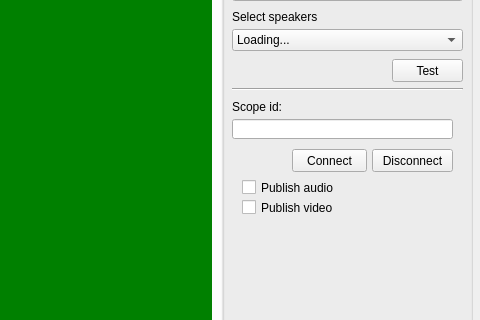
Above: cdo_sample_app/cdosampleappwindow.ui from cloudeolive/cdo_sdk_c_examples before the change; both pictures show x 608 to 1088 and y 147 to 467 of the 1088 by 564 pixel window. Below: the same form after it.
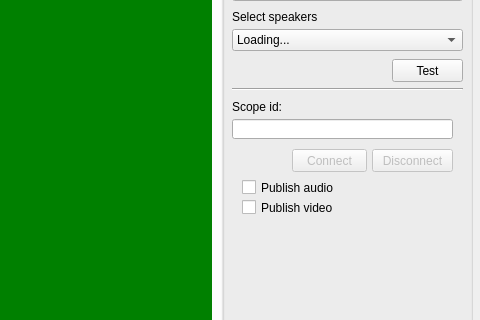
That is the form after the change. Custom widgets are drawn as their Qt base class.

Patch:
```diff
--- a/cdo_sample_app/cdosampleappwindow.ui
+++ b/cdo_sample_app/cdosampleappwindow.ui
@@ -202,6 +202,9 @@
      </property>
     </widget>
     <widget class="QPushButton" name="connectBtn">
+     <property name="enabled">
+      <bool>false</bool>
+     </property>
      <property name="geometry">
       <rect>
        <x>70</x>
@@ -215,6 +218,9 @@
      </property>
     </widget>
     <widget class="QPushButton" name="disconnectBtn">
+     <property name="enabled">
+      <bool>false</bool>
+     </property>
      <property name="geometry">
       <rect>
        <x>150</x>
```
